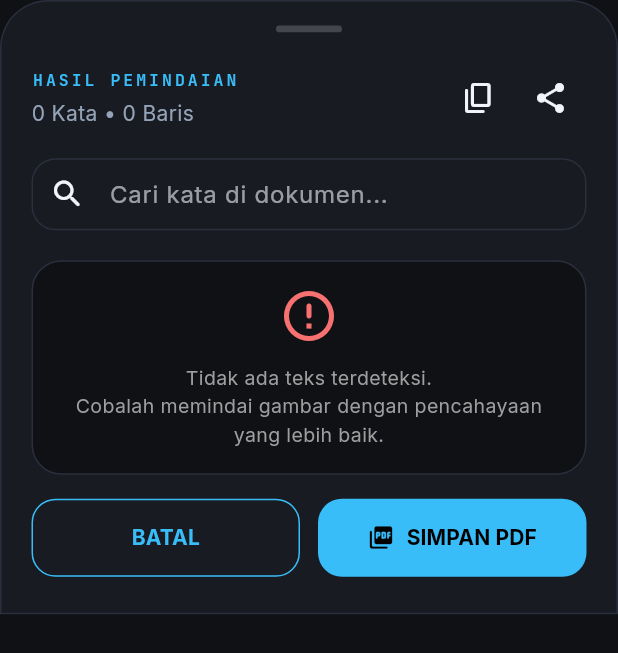
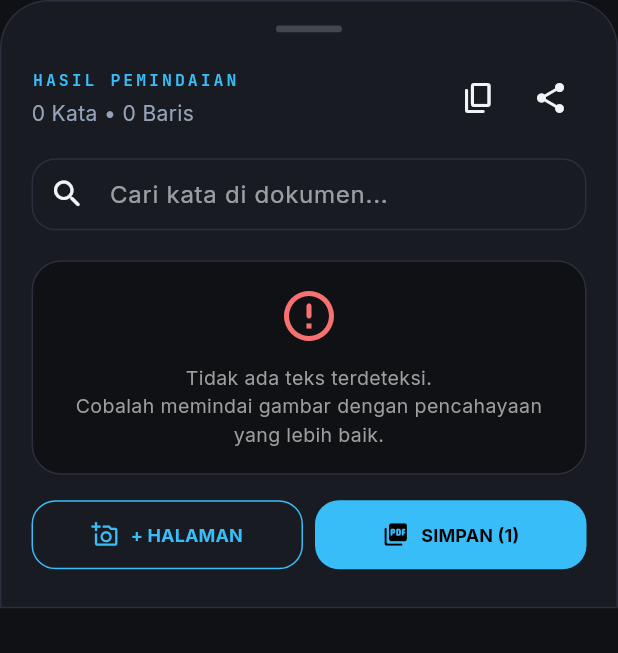
Before and after one commit to Jizzyyy/vellum, a Flutter app: the ScanResultSheet widget shown alone on an empty page, opened directly with empty values, on a phone screen of 412 x 824 dp. Shown: the top 653 px of the screen. Run offline on Flutter 3.47's test engine with Material 3 defaults, Android fonts, the phone set to English and light mode, and no system bars; drawn by our look-alikes of skeletonizer; our stand-ins replace camera, flutter_riverpod, google_fonts, pdf, permission_handler, sensors_plus and 2 more; missing offline and left inert: google_mlkit_text_recognition; accounts and stored records are empty.

Commit message:
feat(scanner): implement multipage batch scanning state accumulator and UI buttons

```diff
--- a/lib/src/features/ocr/presentation/scan_result_sheet.dart
+++ b/lib/src/features/ocr/presentation/scan_result_sheet.dart
@@ -7,6 +7,7 @@ import 'package:skeletonizer/skeletonizer.dart';
 import '../data/ocr_models.dart';
 import '../../documents/providers/document_provider.dart';
 import '../../documents/models/document_model.dart';
+import '../../camera/providers/camera_provider.dart';
 import '../../scanner/utils/pdf_generator.dart';
 import 'package:path_provider/path_provider.dart';
 import 'dart:io';
@@ -128,9 +129,13 @@ class _ScanResultSheetState extends ConsumerState<ScanResultSheet> {
       final id = DateTime.now().millisecondsSinceEpoch.toString();
       final targetPath = '${appDocDir.path}/$id.pdf';
 
-      // Generate PDF from the OCR image
+      // Collect all images in the batch (or single image if no batch)
+      final batchList = ref.read(cameraProvider).batchImagePaths;
+      final allImages = batchList.isNotEmpty ? batchList : [widget.result.imagePath];
+
+      // Generate Multipage PDF
       await PdfGenerator.generatePdf(
-        imagePaths: [widget.result.imagePath],
+        imagePaths: allImages,
         targetPath: targetPath,
       );
 
@@ -138,18 +143,21 @@ class _ScanResultSheetState extends ConsumerState<ScanResultSheet> {
         id: id,
         name: docName,
         pdfPath: targetPath,
-        pageCount: 1,
+        pageCount: allImages.length,
         createdAt: DateTime.now(),
       );
 
       // Save to SharedPreferences Vault via Riverpod Notifier
       await ref.read(documentListProvider.notifier).addDocument(doc);
 
+      // Clear batch state after successful save
+      ref.read(cameraProvider.notifier).clearBatch();
+
       if (mounted) {
         Navigator.pop(context);
         ScaffoldMessenger.of(context).showSnackBar(
           SnackBar(
-            content: Text('Dokumen "$docName" berhasil disimpan ke Vault.'),
+            content: Text('Dokumen "$docName" (${allImages.length} Hlm) berhasil disimpan ke Vault.'),
             behavior: SnackBarBehavior.floating,
           ),
         );
@@ -371,34 +379,43 @@ class _ScanResultSheetState extends ConsumerState<ScanResultSheet> {
           ),
           const SizedBox(height: 16),
 
-          // 5. Actions Panel (Save PDF & Close)
+          // 5. Actions Panel (Add Another Page, Save PDF & Close)
           Row(
             children: [
               Expanded(
-                child: OutlinedButton(
+                child: OutlinedButton.icon(
                   style: OutlinedButton.styleFrom(
-                    padding: const EdgeInsets.symmetric(vertical: 16),
+                    padding: const EdgeInsets.symmetric(vertical: 14),
                     side: const BorderSide(color: Color(0xFF38BDF8)),
                     shape: RoundedRectangleBorder(
                       borderRadius: BorderRadius.circular(16),
                     ),
                   ),
                   onPressed: () {
+                    // Accumulate current photo path into batch
+                    ref.read(cameraProvider.notifier).addBatchPage(widget.result.imagePath);
                     Navigator.pop(context);
+                    ScaffoldMessenger.of(context).showSnackBar(
+                      const SnackBar(
+                        content: Text('Halaman ditambahkan! Ambil foto halaman berikutnya.'),
+                        behavior: SnackBarBehavior.floating,
+                      ),
+                    );
                   },
-                  child: const Text(
-                    'BATAL',
-                    style: TextStyle(fontWeight: FontWeight.bold, color: Color(0xFF38BDF8)),
+                  icon: const Icon(Icons.add_a_photo_outlined, size: 18, color: Color(0xFF38BDF8)),
+                  label: const Text(
+                    '+ HALAMAN',
+                    style: TextStyle(fontWeight: FontWeight.bold, color: Color(0xFF38BDF8), fontSize: 12),
                   ),
                 ),
               ),
-              const SizedBox(width: 12),
+              const SizedBox(width: 8),
               Expanded(
                 child: Skeletonizer(
                   enabled: _isSaving,
                   child: FilledButton.icon(
                     style: FilledButton.styleFrom(
-                      padding: const EdgeInsets.symmetric(vertical: 16),
+                      padding: const EdgeInsets.symmetric(vertical: 14),
                       backgroundColor: const Color(0xFF38BDF8),
                       foregroundColor: Colors.black,
                       shape: RoundedRectangleBorder(
@@ -406,10 +423,16 @@ class _ScanResultSheetState extends ConsumerState<ScanResultSheet> {
                       ),
                     ),
                     onPressed: _isSaving ? null : _showSaveDialog,
-                    icon: const Icon(Icons.picture_as_pdf_rounded),
-                    label: const Text(
-                      'SIMPAN PDF',
-                      style: TextStyle(fontWeight: FontWeight.bold),
+                    icon: const Icon(Icons.picture_as_pdf_rounded, size: 18),
+                    label: Consumer(
+                      builder: (context, ref, _) {
+                        final count = ref.watch(cameraProvider.select((s) => s.batchImagePaths.length));
+                        final total = count > 0 ? count + 1 : 1;
+                        return Text(
+                          'SIMPAN ($total)',
+                          style: const TextStyle(fontWeight: FontWeight.bold, fontSize: 12),
+                        );
+                      },
                     ),
                   ),
                 ),
```
Also changed, not shown: lib/src/features/camera/providers/camera_provider.dart (+12 -0 lines).
